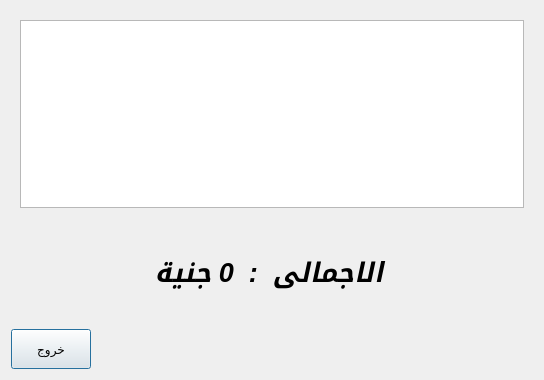
Qt form query.ui (khaledfathi/estates) before a commit.
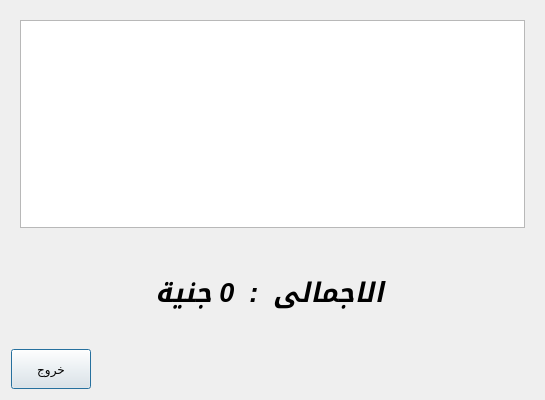
The same form after that commit.

The edit to the form file:
```diff
--- a/query.ui
+++ b/query.ui
@@ -6,10 +6,22 @@
    <rect>
     <x>0</x>
     <y>0</y>
-    <width>544</width>
-    <height>380</height>
+    <width>545</width>
+    <height>400</height>
    </rect>
   </property>
+  <property name="minimumSize">
+   <size>
+    <width>545</width>
+    <height>400</height>
+   </size>
+  </property>
+  <property name="maximumSize">
+   <size>
+    <width>545</width>
+    <height>400</height>
+   </size>
+  </property>
   <property name="windowTitle">
    <string>استعلام</string>
   </property>
```
Left out of the diff: 3 changed lines with no effect on the pictures.
